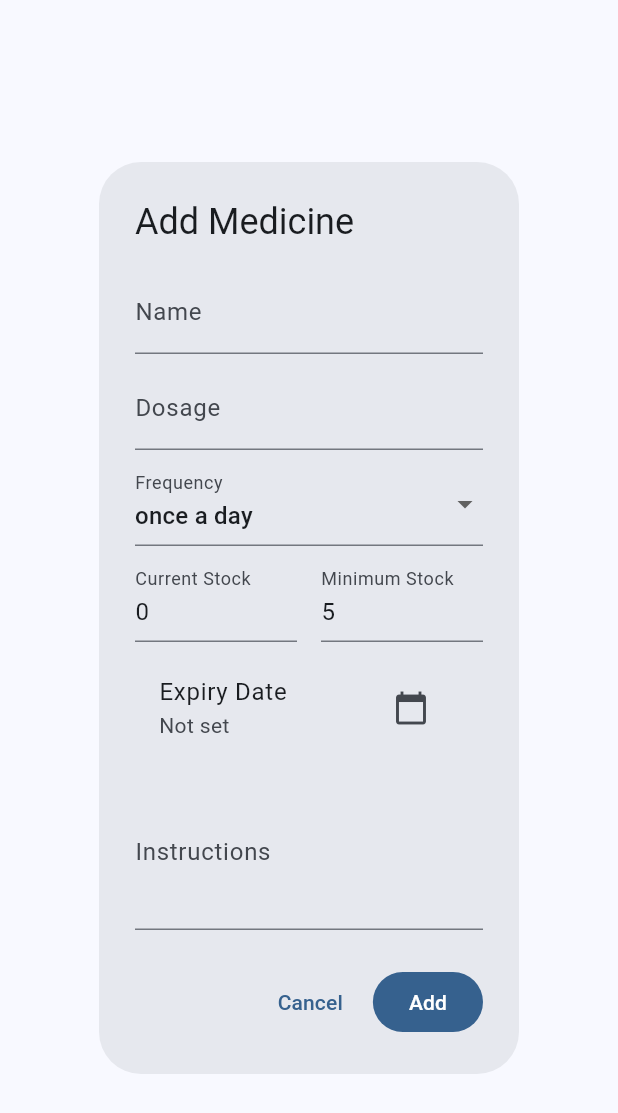
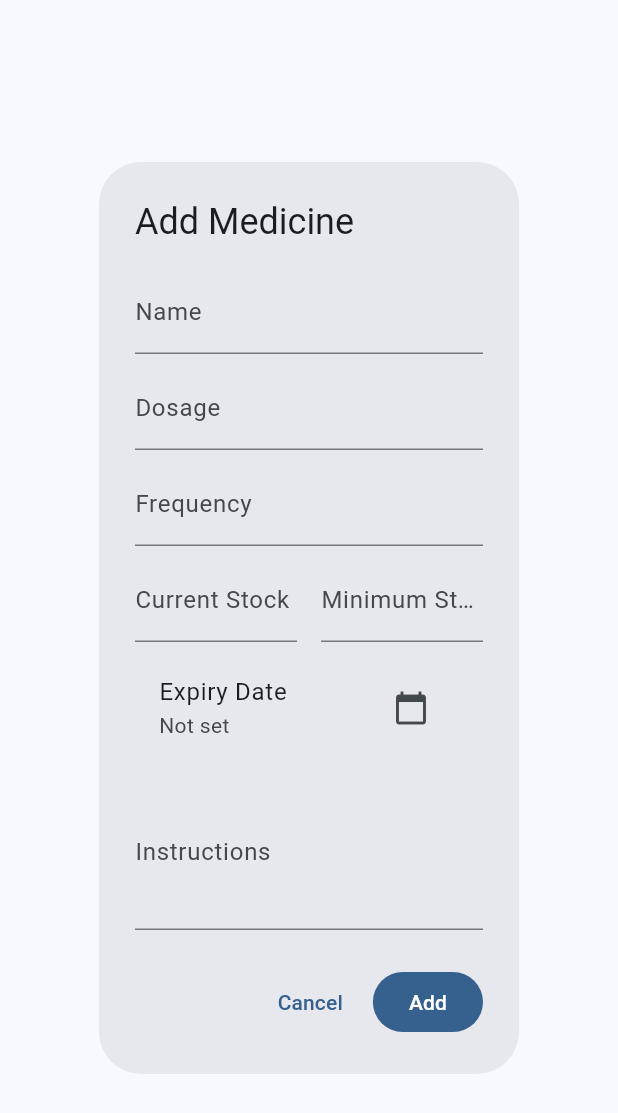
Before and after one commit to UnordinaryDataManipulator/MediAlert, a Flutter app: the AddMedicineDialog widget shown alone on an empty page, opened directly with empty values, on a phone screen of 412 x 824 dp. Shown: the top 1113 px of the screen. Run offline on Flutter 3.47's test engine with Material 3 defaults, Android fonts, the phone set to English and light mode, and no system bars; our stand-ins replace csv, easy_localization, fl_chart, flutter_image_compress, flutter_local_notifications, flutter_riverpod and 12 more; missing offline and left inert: extension_google_sign_in_as_googleapis_auth, googleapis; accounts and stored records are empty; generated files the repository leaves out were written again; statements that could not run were skipped.

```diff
--- a/lib/models/medicine.dart
+++ b/lib/models/medicine.dart
@@ -6,50 +6,21 @@ part 'medicine.freezed.dart';
 part 'medicine.g.dart';
 
 @freezed
+@HiveType(typeId: 1)
 class Medicine with _$Medicine {
-  @HiveType(typeId: 1)
+  @HiveField(0)
   const factory Medicine({
-    @HiveField(0)
-    required String id,
-
-    @HiveField(1)
-    required String name,
-
-    @HiveField(2)
-    required String dosage,
-
-    @HiveField(3)
-    required String frequency,
-
-    @HiveField(4)
-    DateTime? expiryDate,
-
-    @HiveField(5)
-    required int currentQuantity,
-
-    @HiveField(6)
-    required int minimumQuantity,
-
-    @HiveField(7)
-    String? instructions,
-
-    @HiveField(8)
-    String? barcode,
-
-    @HiveField(9)
-    String? imageUrl,
-
-    @HiveField(10)
-    @Default([]) List<DateTime> scheduledTimes,
-
-    @HiveField(11)
-    @Default({}) Map<String, dynamic> metadata,
-
-    @HiveField(12)
-    String? prescriptionPhotoUrl,
-
-    @HiveField(13)
-    @Default([]) List<MedicineHistoryEntry> history,
+    @HiveField(0) required String id,
+    @HiveField(1) required String name,
+    @HiveField(2) required String dosage,
+    @HiveField(3) required String frequency,
+    @HiveField(4) required int currentQuantity,
+    @HiveField(5) required int minimumQuantity,
+    @HiveField(6) String? instructions,
+    @HiveField(7) String? imageUrl,
+    @HiveField(8) required List<DateTime> scheduledTimes,
+    @HiveField(9) DateTime? expiryDate,
+    @HiveField(10) Map<String, dynamic> metadata = const {},
   }) = _Medicine;
 
   factory Medicine.fromJson(Map<String, dynamic> json) =>
--- a/lib/widgets/add_medicine_dialog.dart
+++ b/lib/widgets/add_medicine_dialog.dart
@@ -6,7 +6,7 @@ import '../utils/constants.dart';
 import '../services/reminder_service.dart';
 import 'package:uuid/uuid.dart';
 
-class AddMedicineDialog extends ConsumerStatefulWidget {
+class AddMedicineDialog extends StatefulWidget {
   final String familyMemberId;
   final Medicine? medicine;
 
@@ -17,46 +17,42 @@ class AddMedicineDialog extends ConsumerStatefulWidget {
   }) : super(key: key);
 
   @override
-  ConsumerState<AddMedicineDialog> createState() => _AddMedicineDialogState();
+  _AddMedicineDialogState createState() => _AddMedicineDialogState();
 }
 
-class _AddMedicineDialogState extends ConsumerState<AddMedicineDialog> {
+class _AddMedicineDialogState extends State<AddMedicineDialog> {
   final _formKey = GlobalKey<FormState>();
-  late final TextEditingController _nameController;
-  late final TextEditingController _dosageController;
-  late final TextEditingController _instructionsController;
-  late DateTime? _expiryDate;
-  late int _currentQuantity;
-  late int _minimumQuantity;
-  String _frequency = 'once a day';
-
-  final List<String> _frequencies = [
-    'once a day',
-    'twice a day',
-    'three times a day',
-    'every 4 hours',
-    'every 6 hours',
-    'every 8 hours',
-    'every 12 hours',
-    'as needed',
-  ];
+  final _nameController = TextEditingController();
+  final _dosageController = TextEditingController();
+  final _frequencyController = TextEditingController();
+  final _quantityController = TextEditingController();
+  final _minQuantityController = TextEditingController();
+  final _instructionsController = TextEditingController();
+  DateTime? _expiryDate;
+  String? _imageUrl;
 
   @override
   void initState() {
     super.initState();
-    _nameController = TextEditingController(text: widget.medicine?.name);
-    _dosageController = TextEditingController(text: widget.medicine?.dosage);
-    _instructionsController = TextEditingController(text: widget.medicine?.instructions);
-    _expiryDate = widget.medicine?.expiryDate;
-    _currentQuantity = widget.medicine?.currentQuantity ?? 0;
-    _minimumQuantity = widget.medicine?.minimumQuantity ?? AppConstants.defaultLowStockThreshold;
-    _frequency = widget.medicine?.frequency ?? _frequencies.first;
+    if (widget.medicine != null) {
+      _nameController.text = widget.medicine!.name;
+      _dosageController.text = widget.medicine!.dosage;
+      _frequencyController.text = widget.medicine!.frequency;
+      _quantityController.text = widget.medicine!.currentQuantity.toString();
+      _minQuantityController.text = widget.medicine!.minimumQuantity.toString();
+      _instructionsController.text = widget.medicine!.instructions ?? '';
+      _expiryDate = widget.medicine!.expiryDate;
+      _imageUrl = widget.medicine!.imageUrl;
+    }
   }
 
   @override
   void dispose() {
     _nameController.dispose();
     _dosageController.dispose();
+    _frequencyController.dispose();
+    _quantityController.dispose();
+    _minQuantityController.dispose();
     _instructionsController.dispose();
     super.dispose();
   }
@@ -116,23 +112,16 @@ class _AddMedicineDialogState extends ConsumerState<AddMedicineDialog> {
                 },
               ),
               const SizedBox(height: AppTheme.smallPadding),
-              DropdownButtonFormField<String>(
-                value: _frequency,
+              TextFormField(
+                controller: _frequencyController,
                 decoration: const InputDecoration(
                   labelText: 'Frequency',
                 ),
-                items: _frequencies.map((String frequency) {
-                  return DropdownMenuItem<String>(
-                    value: frequency,
-                    child: Text(frequency),
-                  );
-                }).toList(),
-                onChanged: (String? newValue) {
-                  if (newValue != null) {
-                    setState(() {
-                      _frequency = newValue;
-                    });
+                validator: (value) {
+                  if (value == null || value.isEmpty) {
+                    return ErrorMessages.requiredField;
                   }
+                  return null;
                 },
               ),
               const SizedBox(height: AppTheme.smallPadding),
@@ -140,7 +129,7 @@ class _AddMedicineDialogState extends ConsumerState<AddMedicineDialog> {
                 children: [
                   Expanded(
                     child: TextFormField(
-                      initialValue: _currentQuantity.toString(),
+                      controller: _quantityController,
                       decoration: const InputDecoration(
                         labelText: 'Current Stock',
                       ),
@@ -166,7 +155,7 @@ class _AddMedicineDialogState extends ConsumerState<AddMedicineDialog> {
                   const SizedBox(width: AppTheme.defaultPadding),
                   Expanded(
                     child: TextFormField(
-                      initialValue: _minimumQuantity.toString(),
+                      controller: _minQuantityController,
                       decoration: const InputDecoration(
                         labelText: 'Minimum Stock',
                       ),
@@ -249,7 +238,7 @@ class _AddMedicineDialogState extends ConsumerState<AddMedicineDialog> {
                 id: widget.medicine?.id ?? const Uuid().v4(),
                 name: _nameController.text,
                 dosage: _dosageController.text,
-                frequency: _frequency,
+                frequency: _frequencyController.text,
                 expiryDate: _expiryDate,
                 currentQuantity: _currentQuantity,
                 minimumQuantity: _minimumQuantity,
--- a/pubspec.yaml
+++ b/pubspec.yaml
@@ -38,7 +38,6 @@ dependencies:
   flutter_image_compress: ^2.1.0
   easy_localization: ^3.0.3
   timeago: ^3.6.1
-  flutter_barcode_scanner: ^2.0.0
 
 dev_dependencies:
   flutter_test:
```
Also changed, not shown: codemagic.yaml (+10 -2 lines), lib/providers/app_state.dart (+17 -27 lines), lib/services/barcode_service.dart (deleted, +0 -18 lines), 2 other files.
